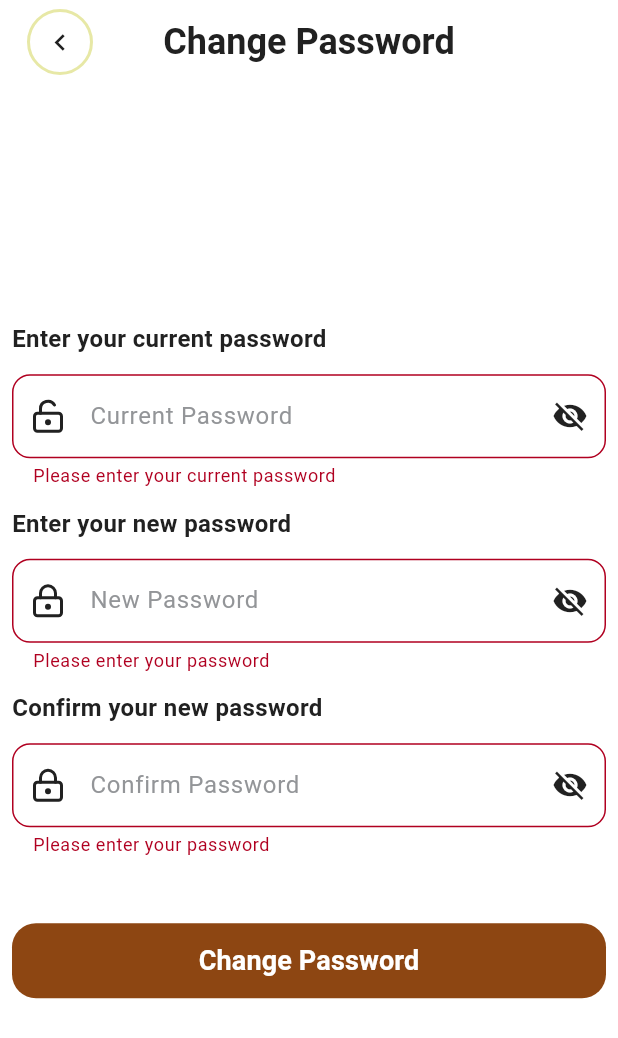
After one commit to const-nishant/offbeat_pravasi_v2, a Flutter app: the Changepassword screen opened by its route, after a tap on "Change Password", on a phone screen of 412 x 824 dp. The commit adds this screen. Shown: the top 1038 px of the screen. Run offline on Flutter 3.47's test engine with Material 3 defaults, Android fonts, the phone set to English and light mode, and no system bars; our stand-ins replace appwrite, cloud_firestore, firebase_auth, firebase_core, flutter_markdown, flutter_phoenix and 5 more; accounts and stored records are empty; network calls fail.

Commit message:
changed the login signup textfield icons created chnage password screen in auth module with logic

```diff
--- /dev/null
+++ b/lib/common/common_exitbutton.dart
@@ -0,0 +1,44 @@
+import 'package:flutter/material.dart';
+
+class CommonExitbutton extends StatefulWidget {
+  final VoidCallback? onPressed;
+  const CommonExitbutton({
+    super.key,
+    required this.onPressed,
+  });
+
+  @override
+  State<CommonExitbutton> createState() => _CommonExitbuttonState();
+}
+
+class _CommonExitbuttonState extends State<CommonExitbutton> {
+  @override
+  Widget build(BuildContext context) {
+    return Padding(
+      padding: const EdgeInsets.all(6.0),
+      child: Container(
+        decoration: BoxDecoration(
+          shape: BoxShape.circle,
+          border: Border.all(
+            color: Theme.of(context).colorScheme.onInverseSurface,
+            width: 2,
+          ),
+        ),
+        child: IconButton(
+          onPressed: widget.onPressed,
+          iconSize: 22,
+          icon: Icon(
+            Icons.chevron_left,
+            color: Theme.of(context).colorScheme.primary,
+          ),
+          style: ButtonStyle(
+            backgroundColor: WidgetStateProperty.all(Colors.transparent),
+            shape: WidgetStateProperty.all(
+              CircleBorder(),
+            ),
+          ),
+        ),
+      ),
+    );
+  }
+}
--- a/lib/common/common_exports.dart
+++ b/lib/common/common_exports.dart
@@ -4,3 +4,4 @@ export 'common_radio.dart';
 export 'small_button.dart';
 export 'roundediconbutton.dart';
 export 'common_largebutton.dart';
+export 'common_exitbutton.dart';
--- a/lib/modules/auth/auth_exports.dart
+++ b/lib/modules/auth/auth_exports.dart
@@ -12,3 +12,4 @@ export 'data/services/onboardingservices.dart';
 export 'pages/onboarding_page.dart';
 export 'widgets/onboarding_radiolist.dart';
 export 'data/models/onboarding_answers.dart';
+export 'pages/changepassword.dart';
--- a/lib/modules/auth/data/services/authservices.dart
+++ b/lib/modules/auth/data/services/authservices.dart
@@ -166,6 +166,30 @@ class AuthServices with ChangeNotifier {
     }
   }
 
+//change password
+  Future<void> changePassword(
+      String currentPassword, String newPassword, BuildContext context) async {
+    _showSignupLoader(context);
+    try {
+      if (user == null || user!.email == null) {
+        throw Exception('User not Found');
+      }
+
+      //re-authenticate user
+      final credential = EmailAuthProvider.credential(
+          email: user!.email!, password: currentPassword);
+      await user!.reauthenticateWithCredential(credential);
+      await _auth.currentUser?.updatePassword(newPassword);
+      if (context.mounted) Navigator.pop(context);
+      notifyListeners();
+    } catch (e) {
+      if (context.mounted) {
+        Navigator.pop(context);
+        _showError(context, e.toString());
+      }
+    }
+  }
+
   // Loader
   void _showLoader(BuildContext context) {
     Future.microtask(() {
--- /dev/null
+++ b/lib/modules/auth/pages/changepassword.dart
@@ -0,0 +1,209 @@
+import 'package:flutter/material.dart';
+import 'package:go_router/go_router.dart';
+import 'package:lucide_icons_flutter/lucide_icons.dart';
+import 'package:offbeat_pravasi_v2/common/common_exports.dart';
+import 'package:provider/provider.dart';
+
+import '../auth_exports.dart';
+
+class Changepassword extends StatefulWidget {
+  const Changepassword({super.key});
+
+  @override
+  State<Changepassword> createState() => _ChangepasswordState();
+}
+
+class _ChangepasswordState extends State<Changepassword> {
+  bool obscureTextConfirm = true;
+  bool obscureTextCurrent = true;
+  bool obscureTextNew = true;
+  final changePasswordFormKey = GlobalKey<FormState>();
+  TextEditingController confirmPasswordTextEditingController =
+      TextEditingController();
+  TextEditingController newPasswordTextEditingController =
+      TextEditingController();
+  TextEditingController currentPasswordTextEditingController =
+      TextEditingController();
+
+  void changePassword() async {
+    if (changePasswordFormKey.currentState!.validate()) {
+      await Provider.of<AuthServices>(context, listen: false).changePassword(
+          currentPasswordTextEditingController.text.trim(),
+          newPasswordTextEditingController.text.trim(),
+          context);
+      currentPasswordTextEditingController.clear();
+      newPasswordTextEditingController.clear();
+      confirmPasswordTextEditingController.clear();
+    }
+  }
+
+  @override
+  void dispose() {
+    currentPasswordTextEditingController.dispose();
+    newPasswordTextEditingController.dispose();
+    confirmPasswordTextEditingController.dispose();
+    super.dispose();
+  }
+
+  @override
+  Widget build(BuildContext context) {
+    return Scaffold(
+      appBar: AppBar(
+        elevation: 0,
+        centerTitle: true,
+        title: Text(
+          "Change Password",
+          style: TextStyle(
+            color: Theme.of(context).colorScheme.primary,
+            fontSize: 24,
+            fontWeight: FontWeight.w700,
+          ),
+        ),
+        leadingWidth: 80,
+        leading: CommonExitbutton(
+          onPressed: () {
+            context.pop();
+          },
+        ),
+      ),
+      body: Padding(
+        padding: const EdgeInsets.all(8.0),
+        child: Form(
+          key: changePasswordFormKey,
+          autovalidateMode: AutovalidateMode.onUserInteraction,
+          child: Column(
+            mainAxisAlignment: MainAxisAlignment.center,
+            crossAxisAlignment: CrossAxisAlignment.start,
+            spacing: 12,
+            children: [
+              Text(
+                "Enter your current password",
+                style: TextStyle(
+                  fontSize: 16,
+                  fontWeight: FontWeight.w600,
+                  color: Theme.of(context).colorScheme.primary,
+                ),
+              ),
+              CommonTextfield(
+                hintText: "Current Password",
+                controller: currentPasswordTextEditingController,
+                readOnly: false,
+                obscureText: obscureTextCurrent,
+                keyboardType: TextInputType.visiblePassword,
+                prefixIcon: Icon(LucideIcons.lockKeyholeOpen),
+                suffixIcon: IconButton(
+                  color: Theme.of(context).colorScheme.primary,
+                  onPressed: () {
+                    setState(() {
+                      obscureTextCurrent = !obscureTextCurrent;
+                    });
+                  },
+                  icon: obscureTextCurrent
+                      ? Icon(
+                          Icons.visibility_off,
+                          color: Theme.of(context).colorScheme.primary,
+                        )
+                      : Icon(
+                          Icons.visibility,
+                          color: Theme.of(context).colorScheme.primary,
+                        ),
+                ),
+                validator: (value) {
+                  if (value!.isEmpty) {
+                    return "Please enter your current password";
+                  }
+                  return null;
+                },
+              ),
+              Text(
+                "Enter your new password",
+                style: TextStyle(
+                  fontSize: 16,
+                  fontWeight: FontWeight.w600,
+                  color: Theme.of(context).colorScheme.primary,
+                ),
+              ),
+              CommonTextfield(
+                hintText: "New Password",
+                controller: newPasswordTextEditingController,
+                readOnly: false,
+                obscureText: obscureTextNew,
+                keyboardType: TextInputType.visiblePassword,
+                prefixIcon: Icon(LucideIcons.lockKeyhole),
+                suffixIcon: IconButton(
+                  color: Theme.of(context).colorScheme.primary,
+                  onPressed: () {
+                    setState(() {
+                      obscureTextNew = !obscureTextNew;
+                    });
+                  },
+                  icon: obscureTextNew
+                      ? Icon(
+                          Icons.visibility_off,
+                          color: Theme.of(context).colorScheme.primary,
+                        )
+                      : Icon(
+                          Icons.visibility,
+                          color: Theme.of(context).colorScheme.primary,
+                        ),
+                ),
+                validator: (value) {
+                  if (value!.isEmpty) {
+                    return "Please enter your password";
+                  }
+                  return null;
+                },
+              ),
+              Text(
+                "Confirm your new password",
+                style: TextStyle(
+                  fontSize: 16,
+                  fontWeight: FontWeight.w600,
+                  color: Theme.of(context).colorScheme.primary,
+                ),
+              ),
+              CommonTextfield(
+                hintText: "Confirm Password",
+                controller: confirmPasswordTextEditingController,
+                readOnly: false,
+                obscureText: obscureTextConfirm,
+                keyboardType: TextInputType.visiblePassword,
+                prefixIcon: Icon(LucideIcons.lockKeyhole),
+                suffixIcon: IconButton(
+                  color: Theme.of(context).colorScheme.primary,
+                  onPressed: () {
+                    setState(() {
+                      obscureTextConfirm = !obscureTextConfirm;
+                    });
+                  },
+                  icon: obscureTextConfirm
+                      ? Icon(
+                          Icons.visibility_off,
+                          color: Theme.of(context).colorScheme.primary,
+                        )
+                      : Icon(
+                          Icons.visibility,
+                          color: Theme.of(context).colorScheme.primary,
+                        ),
+                ),
+                validator: (value) {
+                  if (value!.isEmpty) {
+                    return "Please enter your password";
+                  } else if (value != newPasswordTextEditingController.text) {
+                    return "Password does not match";
+                  }
+                  return null;
+                },
+              ),
+              SizedBox(height: 20),
+              LargeButton(
+                onPressed: changePassword,
+                text: "Change Password",
+              ),
+            ],
+          ),
+        ),
+      ),
+    );
+  }
+}
--- a/lib/modules/auth/pages/login_page.dart
+++ b/lib/modules/auth/pages/login_page.dart
@@ -1,5 +1,6 @@
 import 'package:flutter/material.dart';
 import 'package:go_router/go_router.dart';
+import 'package:lucide_icons_flutter/lucide_icons.dart';
 import 'package:offbeat_pravasi_v2/common/common_exports.dart';
 import 'package:provider/provider.dart';
 
@@ -79,7 +80,7 @@ class _LoginPageState extends State<LoginPage> {
                     readOnly: false,
                     obscureText: false,
                     keyboardType: TextInputType.emailAddress,
-                    prefixIcon: Icon(Icons.email),
+                    prefixIcon: Icon(LucideIcons.mail),
                     validator: (value) {
                       if (value == null || value.isEmpty) {
                         return 'Please enter your email';
@@ -96,7 +97,7 @@ class _LoginPageState extends State<LoginPage> {
                     readOnly: false,
                     obscureText: obscureText,
                     keyboardType: TextInputType.visiblePassword,
-                    prefixIcon: Icon(Icons.lock),
+                    prefixIcon: Icon(LucideIcons.lockKeyhole),
                     suffixIcon: IconButton(
                       color: Theme.of(context).colorScheme.primary,
                       onPressed: () {
--- a/lib/modules/auth/pages/signup_page.dart
+++ b/lib/modules/auth/pages/signup_page.dart
@@ -1,4 +1,5 @@
 import 'package:flutter/material.dart';
+import 'package:lucide_icons_flutter/lucide_icons.dart';
 import 'package:offbeat_pravasi_v2/common/common_exports.dart';
 import 'package:provider/provider.dart';
 
@@ -111,7 +112,7 @@ class _SignupPageState extends State<SignupPage> {
                     readOnly: false,
                     obscureText: obscureText,
                     keyboardType: TextInputType.visiblePassword,
-                    prefixIcon: Icon(Icons.lock),
+                    prefixIcon: Icon(LucideIcons.lockKeyholeOpen),
                     suffixIcon: IconButton(
                       color: Theme.of(context).colorScheme.primary,
                       onPressed: () {
@@ -142,7 +143,7 @@ class _SignupPageState extends State<SignupPage> {
                     readOnly: false,
                     obscureText: obscureTextConfirm,
                     keyboardType: TextInputType.visiblePassword,
-                    prefixIcon: Icon(Icons.lock),
+                    prefixIcon: Icon(LucideIcons.lockKeyhole),
                     suffixIcon: IconButton(
                       color: Theme.of(context).colorScheme.primary,
                       onPressed: () {
--- a/lib/modules/home/pages/home_page.dart
+++ b/lib/modules/home/pages/home_page.dart
@@ -164,7 +164,11 @@ class _HomePageState extends State<HomePage> {
                               Row(
                                 children: [
                                   IconButton(
-                                    onPressed: () {},
+                                    onPressed: () {
+                                      //filter here
+                                      //temp
+                                      context.push('/change-password');
+                                    },
                                     iconSize: 24,
                                     style: ButtonStyle(
                                       fixedSize: WidgetStatePropertyAll(
--- a/lib/router/router.dart
+++ b/lib/router/router.dart
@@ -36,6 +36,12 @@ final GoRouter router = GoRouter(
       ),
     ),
     GoRoute(
+      path: '/change-password',
+      pageBuilder: (context, state) => NoTransitionPage(
+        child: const Changepassword(),
+      ),
+    ),
+    GoRoute(
         path: '/viewitinery',
         pageBuilder: (context, state) {
           final extra = state.extra as Map<String, String>;
```
